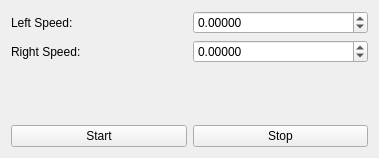
The window that GUIControl/movementwidget.ui (SorcererX/Robotics) describes before a commit, drawn with Qt 5.
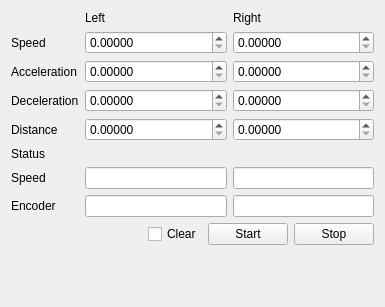
The same window after the commit.

Commit message: Status polling added to MovementWidget.

Diff of the .ui file:
```diff
--- a/GUIControl/movementwidget.ui
+++ b/GUIControl/movementwidget.ui
@@ -6,8 +6,8 @@
    <rect>
     <x>0</x>
     <y>0</y>
-    <width>379</width>
-    <height>158</height>
+    <width>385</width>
+    <height>307</height>
    </rect>
   </property>
   <property name="windowTitle">
@@ -16,37 +16,44 @@
   <layout class="QVBoxLayout" name="verticalLayout">
    <item>
     <layout class="QGridLayout" name="gridLayout">
-     <item row="0" column="0">
-      <widget class="QLabel" name="lLeftSpeed">
-       <property name="text">
-        <string>Left Speed:</string>
-       </property>
-      </widget>
-     </item>
      <item row="0" column="1">
-      <widget class="QDoubleSpinBox" name="iLeftSpeed">
-       <property name="suffix">
-        <string/>
+      <widget class="QLabel" name="lLeft">
+       <property name="text">
+        <string>Left</string>
        </property>
-       <property name="decimals">
-        <number>5</number>
-       </property>
-       <property name="minimum">
-        <double>-127.000000000000000</double>
-       </property>
-       <property name="maximum">
-        <double>127.000000000000000</double>
+      </widget>
+     </item>
+     <item row="0" column="2">
+      <widget class="QLabel" name="lRight">
+       <property name="text">
+        <string>Right</string>
        </property>
       </widget>
      </item>
      <item row="1" column="0">
       <widget class="QLabel" name="lRightSpeed">
        <property name="text">
-        <string>Right Speed:</string>
+        <string>Speed</string>
        </property>
       </widget>
      </item>
      <item row="1" column="1">
+      <widget class="QDoubleSpinBox" name="iLeftSpeed">
+       <property name="suffix">
+        <string/>
+       </property>
+       <property name="decimals">
+        <number>5</number>
+       </property>
+       <property name="minimum">
+        <double>0.000000000000000</double>
+       </property>
+       <property name="maximum">
+        <double>4000000.000000000000000</double>
+       </property>
+      </widget>
+     </item>
+     <item row="1" column="2">
       <widget class="QDoubleSpinBox" name="iRightSpeed">
        <property name="suffix">
         <string/>
@@ -55,10 +62,214 @@
         <number>5</number>
        </property>
        <property name="minimum">
-        <double>-127.000000000000000</double>
+        <double>0.000000000000000</double>
        </property>
        <property name="maximum">
-        <double>127.000000000000000</double>
+        <double>4000000.000000000000000</double>
+       </property>
+      </widget>
+     </item>
+     <item row="2" column="0">
+      <widget class="QLabel" name="lSpeed_2">
+       <property name="text">
+        <string>Acceleration</string>
+       </property>
+      </widget>
+     </item>
+     <item row="2" column="1">
+      <widget class="QDoubleSpinBox" name="iLeftAcceleration">
+       <property name="suffix">
+        <string/>
+       </property>
+       <property name="decimals">
+        <number>5</number>
+       </property>
+       <property name="minimum">
+        <double>0.000000000000000</double>
+       </property>
+       <property name="maximum">
+        <double>4000000.000000000000000</double>
+       </property>
+      </widget>
+     </item>
+     <item row="2" column="2">
+      <widget class="QDoubleSpinBox" name="iRightAcceleration">
+       <property name="suffix">
+        <string/>
+       </property>
+       <property name="decimals">
+        <number>5</number>
+       </property>
+       <property name="minimum">
+        <double>0.000000000000000</double>
+       </property>
+       <property name="maximum">
+        <double>4000000.000000000000000</double>
+       </property>
+      </widget>
+     </item>
+     <item row="3" column="0">
+      <widget class="QLabel" name="lDeceleration">
+       <property name="text">
+        <string>Deceleration</string>
+       </property>
+      </widget>
+     </item>
+     <item row="3" column="1">
+      <widget class="QDoubleSpinBox" name="iLeftDeceleration">
+       <property name="suffix">
+        <string/>
+       </property>
+       <property name="decimals">
+        <number>5</number>
+       </property>
+       <property name="minimum">
+        <double>0.000000000000000</double>
+       </property>
+       <property name="maximum">
+        <double>4000000.000000000000000</double>
+       </property>
+      </widget>
+     </item>
+     <item row="3" column="2">
+      <widget class="QDoubleSpinBox" name="iRightDeceleration">
+       <property name="suffix">
+        <string/>
+       </property>
+       <property name="decimals">
+        <number>5</number>
+       </property>
+       <property name="minimum">
+        <double>0.000000000000000</double>
+       </property>
+       <property name="maximum">
+        <double>4000000.000000000000000</double>
+       </property>
+      </widget>
+     </item>
+     <item row="4" column="0">
+      <widget class="QLabel" name="lDistance">
+       <property name="text">
+        <string>Distance</string>
+       </property>
+      </widget>
+     </item>
+     <item row="4" column="1">
+      <widget class="QDoubleSpinBox" name="iLeftDistance">
+       <property name="suffix">
+        <string/>
+       </property>
+       <property name="decimals">
+        <number>5</number>
+       </property>
+       <property name="minimum">
+        <double>0.000000000000000</double>
+       </property>
+       <property name="maximum">
+        <double>4000000.000000000000000</double>
+       </property>
+      </widget>
+     </item>
+     <item row="4" column="2">
+      <widget class="QDoubleSpinBox" name="iRightDistance">
+       <property name="suffix">
+        <string/>
+       </property>
+       <property name="decimals">
+        <number>5</number>
+       </property>
+       <property name="minimum">
+        <double>0.000000000000000</double>
+       </property>
+       <property name="maximum">
+        <double>4000000.000000000000000</double>
+       </property>
+      </widget>
+     </item>
+     <item row="5" column="0">
+      <widget class="QLabel" name="lStatus">
+       <property name="text">
+        <string>Status</string>
+       </property>
+      </widget>
+     </item>
+     <item row="6" column="0">
+      <widget class="QLabel" name="lSpeedStatus">
+       <property name="text">
+        <string>Speed</string>
+       </property>
+      </widget>
+     </item>
+     <item row="6" column="1">
+      <widget class="QLineEdit" name="sLeftSpeed">
+       <property name="readOnly">
+        <bool>true</bool>
+       </property>
+      </widget>
+     </item>
+     <item row="6" column="2">
+      <widget class="QLineEdit" name="sRightSpeed">
+       <property name="readOnly">
+        <bool>true</bool>
+       </property>
+      </widget>
+     </item>
+     <item row="7" column="0">
+      <widget class="QLabel" name="lEncoderStatus">
+       <property name="text">
+        <string>Encoder</string>
+       </property>
+      </widget>
+     </item>
+     <item row="7" column="1">
+      <widget class="QLineEdit" name="sLeftEncoder">
+       <property name="readOnly">
+        <bool>true</bool>
+       </property>
+      </widget>
+     </item>
+     <item row="7" column="2">
+      <widget class="QLineEdit" name="sRightEncoder">
+       <property name="readOnly">
+        <bool>true</bool>
+       </property>
+      </widget>
+     </item>
+    </layout>
+   </item>
+   <item>
+    <layout class="QHBoxLayout" name="horizontalLayout">
+     <item>
+      <spacer name="horizontalSpacer">
+       <property name="orientation">
+        <enum>Qt::Horizontal</enum>
+       </property>
+       <property name="sizeHint" stdset="0">
+        <size>
+         <width>40</width>
+         <height>20</height>
+        </size>
+       </property>
+      </spacer>
+     </item>
+     <item>
+      <widget class="QCheckBox" name="cbClear">
+       <property name="text">
+        <string>Clear</string>
+       </property>
+      </widget>
+     </item>
+     <item>
+      <widget class="QPushButton" name="btnStart">
+       <property name="text">
+        <string>Start</string>
+       </property>
+      </widget>
+     </item>
+     <item>
+      <widget class="QPushButton" name="btnStop">
+       <property name="text">
+        <string>Stop</string>
        </property>
       </widget>
      </item>
@@ -72,29 +283,11 @@
      <property name="sizeHint" stdset="0">
       <size>
        <width>20</width>
-       <height>44</height>
+       <height>13</height>
       </size>
      </property>
     </spacer>
    </item>
-   <item>
-    <layout class="QHBoxLayout" name="horizontalLayout">
-     <item>
-      <widget class="QPushButton" name="btnStart">
-       <property name="text">
-        <string>Start</string>
-       </property>
-      </widget>
-     </item>
-     <item>
-      <widget class="QPushButton" name="btnStop">
-       <property name="text">
-        <string>Stop</string>
-       </property>
-      </widget>
-     </item>
-    </layout>
-   </item>
   </layout>
  </widget>
  <resources/>
```
Left out of the diff: 2 changed lines with no effect on the pictures. The commit also changes 8 other files.
